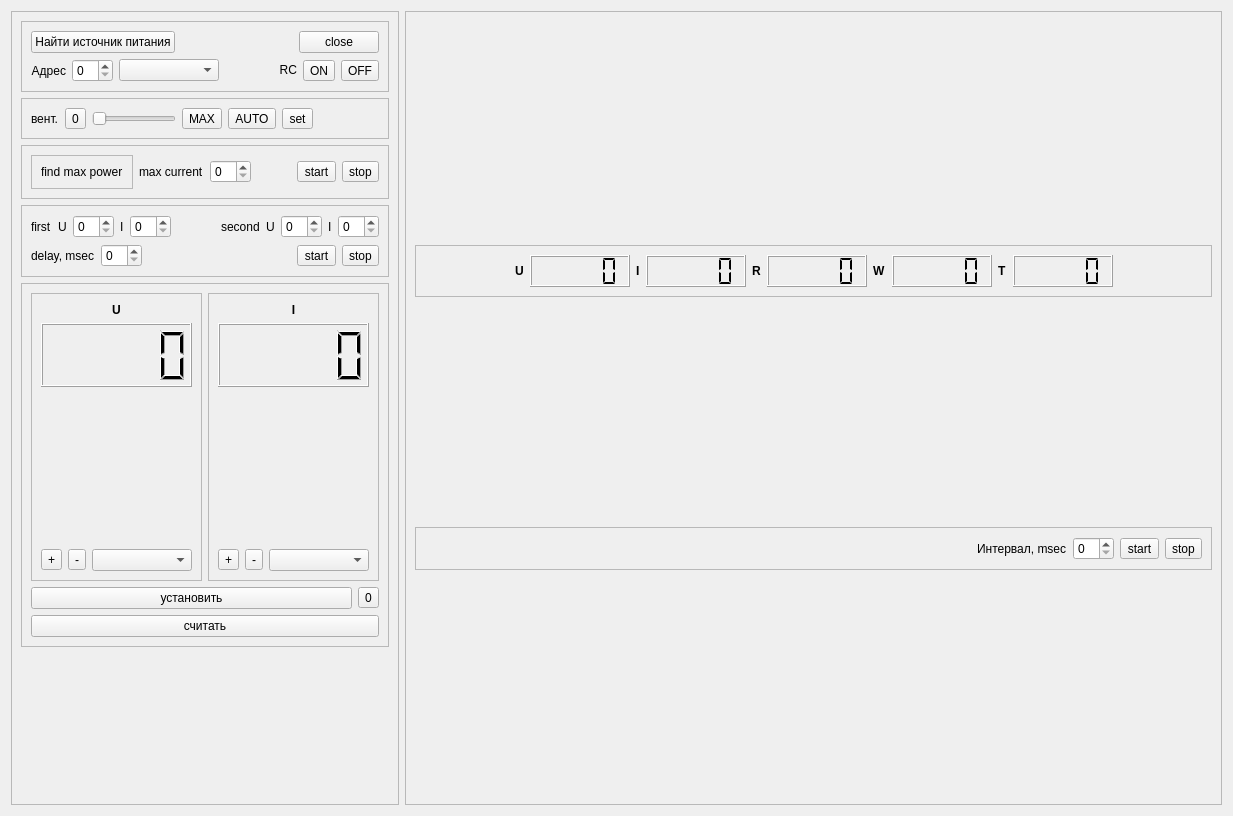
First picture: the form in Qt/my_programm/Organizations/Organization_01/PowerSupply_RC/src/B590/src/ui/b590.ui, repository RinatB2017/mega_GIT, before the edit.
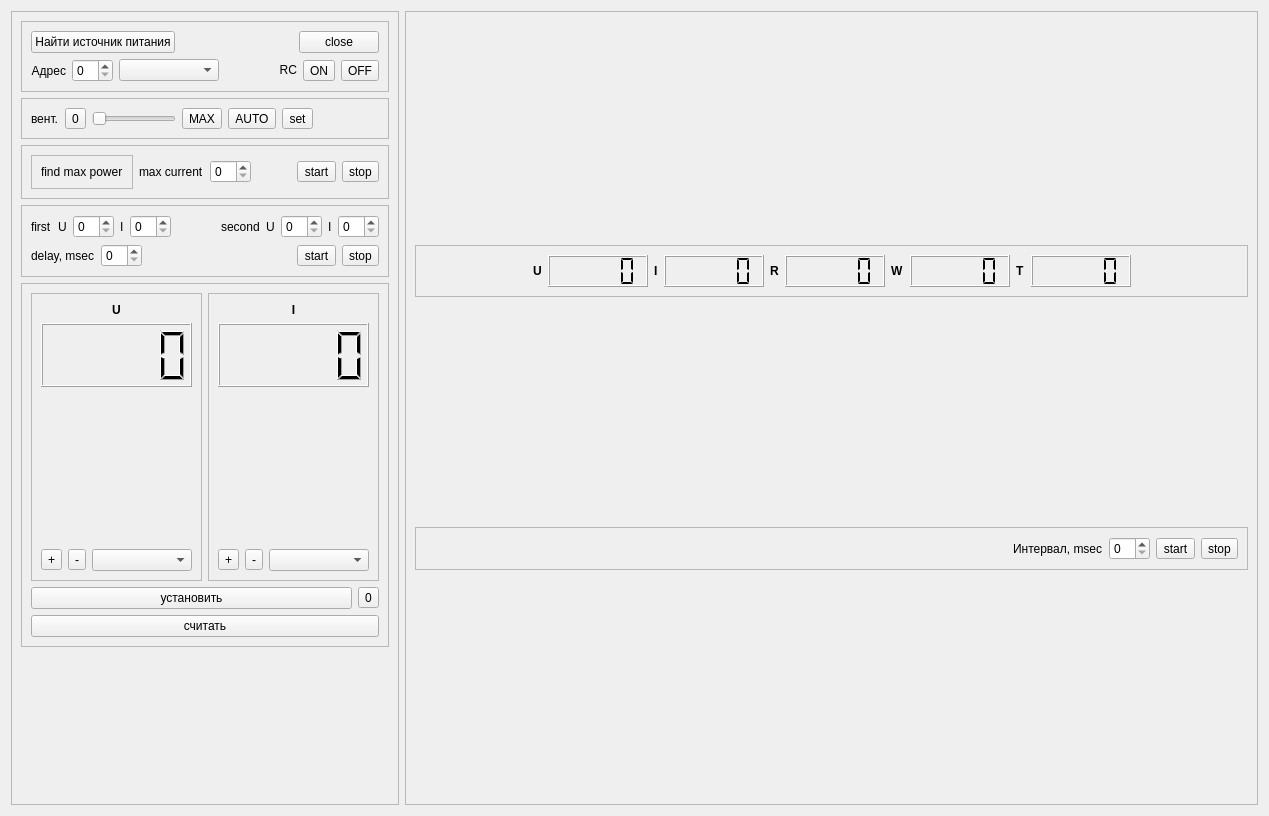
Second picture: the form after the edit. Icons and pictures are not drawn. Custom widgets are drawn as their Qt base class.

Diff of the .ui file:
```diff
--- a/Qt/my_programm/Organizations/Organization_01/PowerSupply_RC/src/B590/src/ui/b590.ui
+++ b/Qt/my_programm/Organizations/Organization_01/PowerSupply_RC/src/B590/src/ui/b590.ui
@@ -6,7 +6,7 @@
    <rect>
     <x>0</x>
     <y>0</y>
-    <width>1233</width>
+    <width>1269</width>
     <height>816</height>
    </rect>
   </property>
```
Left out of the diff: 6 changed lines with no effect on the pictures.
